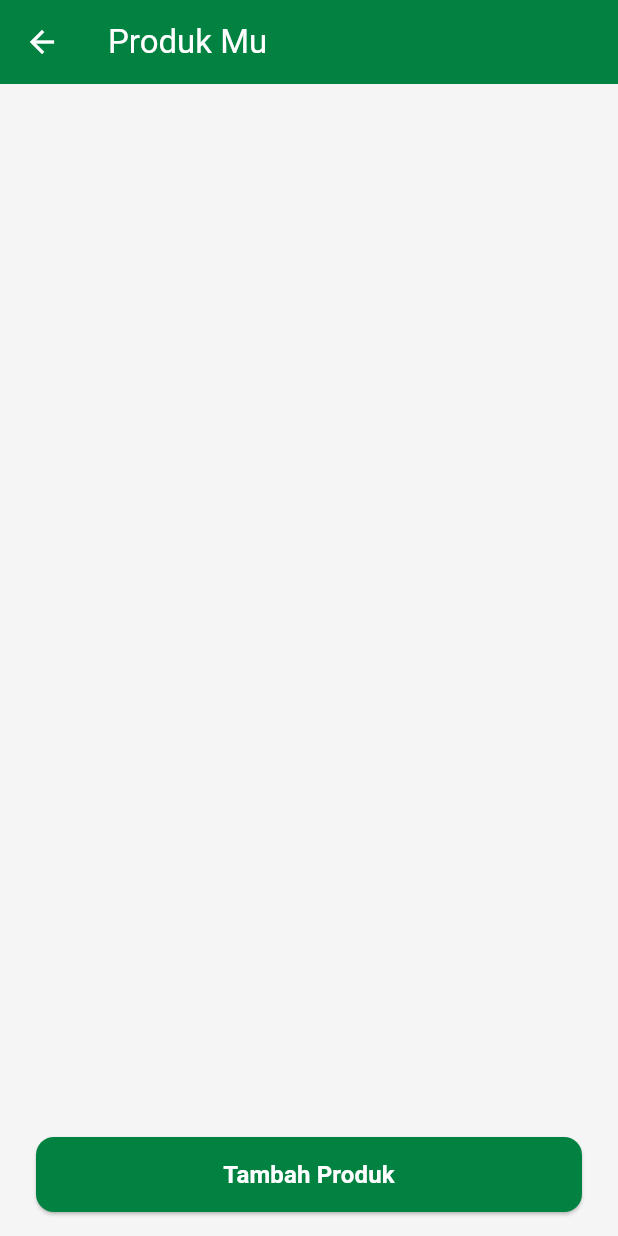
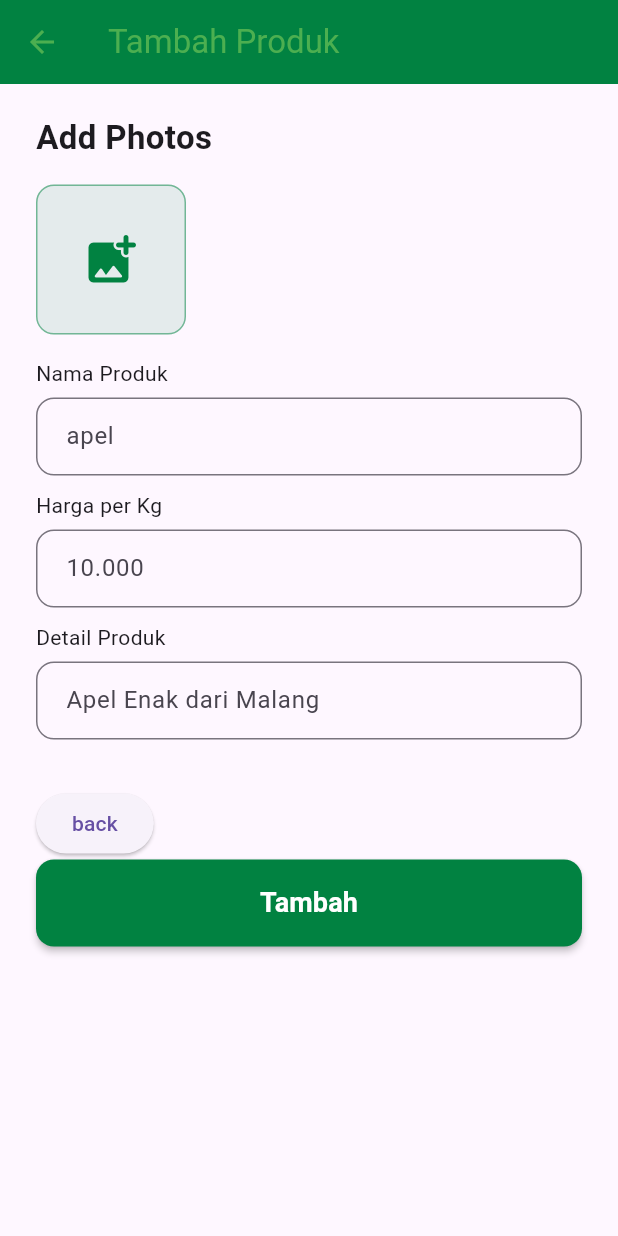
Before and after one commit to ArdhikaRizki/ProjectGemastik, a Flutter app: the View_Catalog screen opened directly, after a tap on "Tambah Produk", on a phone screen of 412 x 824 dp. Run offline on Flutter 3.47's test engine with Material 3 defaults, Android fonts, the phone set to English and light mode, and no system bars; our stand-ins replace carousel_slider, cloud_firestore, firebase_auth, firebase_core, get, image_picker and 1 more; missing offline and left inert: dart:ffi; accounts and stored records are empty.

Commit message:
page tambah catalog petani

```diff
--- a/lib/Routes/route_names.dart
+++ b/lib/Routes/route_names.dart
@@ -3,5 +3,6 @@ class RouteNames {
   static String SignInUp = '/signinup';
   static String product= '/product';
   static String profile= '/profile';
+  static String addCatalog = '/addCatalog';
 
 }
--- a/lib/Routes/route_pages.dart
+++ b/lib/Routes/route_pages.dart
@@ -2,6 +2,7 @@ import 'package:get/get_navigation/get_navigation.dart';
 import 'package:project_gemastik/LoginRegister/View/RegisterView.dart';
 import 'package:project_gemastik/Dashboard/View/ProductPageView.dart';
 import 'package:project_gemastik/Routes/route_names.dart';
+import 'package:project_gemastik/page_petani/add_catalog_petani/addCatalogView.dart';
 import 'package:project_gemastik/profile/view/profile_view.dart';
 
 import '../Dashboard/View/dashboard_view.dart';
@@ -12,5 +13,6 @@ class RoutesPage {
     GetPage(name: RouteNames.home , page: () => DashboardView()),
     GetPage(name: RouteNames.product , page: () => Productpageview()),
     GetPage(name: RouteNames.profile , page: () => ProfileView()),
+    GetPage(name: RouteNames.addCatalog, page: () => addCatalogView())
   ];
 }
--- /dev/null
+++ b/lib/page_petani/add_catalog_petani/addCatalogView.dart
@@ -0,0 +1,226 @@
+import 'dart:io';
+
+import 'package:flutter/cupertino.dart';
+import 'package:flutter/material.dart';
+import 'package:get/get.dart';
+import 'package:get/get_core/src/get_main.dart';
+import 'Add_Catalog_Controller.dart';
+
+
+class addCatalogView extends StatelessWidget {
+  addCatalogView({Key? key}) : super(key: key);
+
+  addCatalogController controller = Get.put(addCatalogController());
+  final nameC = TextEditingController();
+  final descC = TextEditingController();
+  final priceC = TextEditingController();
+
+  @override
+  Widget build(BuildContext context) {
+    // Warna utama yang digunakan di seluruh halaman
+    const Color primaryColor = Color(0xFF018241);
+
+    return Scaffold(
+      // --- AppBar ---
+      appBar: AppBar(
+        backgroundColor: primaryColor,
+        foregroundColor: Colors.green,
+        title: const Text('Tambah Produk'), // Teks 'Profile' sesuai gambar
+        elevation: 0,
+      ),
+      // --- Body ---
+      body: SingleChildScrollView(
+        // Padding untuk seluruh konten
+        padding: const EdgeInsets.symmetric(horizontal: 24.0, vertical: 20.0),
+        child: Column(
+          crossAxisAlignment: CrossAxisAlignment.start,
+          children: [
+            // --- Bagian "Add Photos" ---
+            const Text(
+              'Add Photos',
+              style: TextStyle(
+                fontSize: 22,
+                fontWeight: FontWeight.bold,
+              ),
+            ),
+            const SizedBox(height: 16),
+            // Ikon untuk menambah foto
+            Obx(() => SizedBox(
+              height: 100,
+              child: ListView.builder(
+                scrollDirection: Axis.horizontal,
+                itemCount: controller.selectedImages.length + 1,
+                itemBuilder: (context, index) {
+                  if (index == controller.selectedImages.length) {
+                    // Tombol untuk menambah gambar
+                    return GestureDetector(
+                      onTap: () => _showImageSourceDialog(context, controller),
+                      child: Container(
+                        width: 100,
+                        height: 100,
+                        decoration: BoxDecoration(
+                          color: primaryColor.withOpacity(0.1),
+                          borderRadius: BorderRadius.circular(12),
+                          border: Border.all(color: primaryColor.withOpacity(0.5)),
+                        ),
+                        child: const Icon(
+                          Icons.add_photo_alternate_rounded,
+                          color: primaryColor,
+                          size: 40,
+                        ),
+                      ),
+                    );
+                  }
+                  // Pratinjau gambar yang dipilih
+                  final imageFile = controller.selectedImages[index];
+                  return Container(
+                    width: 100,
+                    height: 100,
+                    margin: const EdgeInsets.only(right: 8.0),
+                    child: Stack(
+                      children: [
+                        ClipRRect(
+                          borderRadius: BorderRadius.circular(12),
+                          child: Image.file(
+                            File(imageFile.path),
+                            width: 100,
+                            height: 100,
+                            fit: BoxFit.cover,
+                          ),
+                        ),
+                        Positioned(
+                          top: 0,
+                          right: 0,
+                          child: GestureDetector(
+                            onTap: () => controller.removeImage(index),
+                            child: Container(
+                              decoration: const BoxDecoration(
+                                color: Colors.black54,
+                                shape: BoxShape.circle,
+                              ),
+                              child: const Icon(Icons.close, color: Colors.white, size: 18),
+                            ),
+                          ),
+                        ),
+                      ],
+                    ),
+                  );
+                },
+              ),
+            )),
+            const SizedBox(height: 16),
+            Text("Nama Produk"),
+            const SizedBox(height: 6),
+            // --- Form Input ---
+            // TextField untuk Nama Produk
+            TextField(
+              controller: nameC,
+              decoration: InputDecoration(
+                hintText: 'apel',
+                border: OutlineInputBorder(
+                  borderRadius: BorderRadius.circular(12),
+                ),
+                contentPadding: const EdgeInsets.symmetric(
+                    horizontal: 16, vertical: 14),
+              ),
+            ),
+            const SizedBox(height: 10),
+            const Text("Harga per Kg"),
+            const SizedBox(height: 6),
+            // TextField untuk Lokasi
+            TextField(
+              controller: priceC,
+              keyboardType: TextInputType.number,
+              decoration: InputDecoration(
+                hintText: '10.000',
+                border: OutlineInputBorder(
+                  borderRadius: BorderRadius.circular(12),
+                ),
+                contentPadding: const EdgeInsets.symmetric(
+                    horizontal: 16, vertical: 14),
+              ),
+            ),
+            const SizedBox(height: 10),
+            const Text("Detail Produk"),
+            // TextField untuk Deskripsi
+            const SizedBox(height: 6),
+            TextField(
+              controller: descC,
+              decoration: InputDecoration(
+                hintText: 'Apel Enak dari Malang',
+                border: OutlineInputBorder(
+                  borderRadius: BorderRadius.circular(12),
+                ),
+                contentPadding: const EdgeInsets.symmetric(
+                    horizontal: 16, vertical: 14),
+              ),
+            ),
+            const SizedBox(height: 32),
+            ElevatedButton(onPressed: (){Get.back();}, child: Text("back")),
+            // --- Tombol Submit ---
+            SizedBox(
+              width: double.infinity,
+              child: ElevatedButton(
+                onPressed: () async {
+                  final imageUrls = await controller.uploadImages();
+                  controller.addProductToFirestore(
+                    name: nameC.text,
+                    desc: descC.text,
+                    price: priceC.text,
+                    imageUrls: imageUrls,
+                  );
+                  Get.back();
+                },
+                style: ElevatedButton.styleFrom(
+                  backgroundColor: primaryColor,
+                  foregroundColor: Colors.white,
+                  padding: const EdgeInsets.symmetric(vertical: 16),
+                  shape: RoundedRectangleBorder(
+                    borderRadius: BorderRadius.circular(12),
+                  ),
+                  elevation: 2,
+                ),
+                child: const Text(
+                  'Tambah',
+                  style: TextStyle(
+                    fontSize: 18,
+                    fontWeight: FontWeight.bold,
+                  ),
+                ),
+              ),
+            ),
+          ],
+        ),
+      ),
+    );
+  }
+  Future<void> _showImageSourceDialog(BuildContext context, addCatalogController controller) async {
+    await showDialog(
+      context: context,
+      builder: (context) => AlertDialog(
+        title: const Text("Pilih Sumber Gambar"),
+        content: Column(
+          mainAxisSize: MainAxisSize.min,
+          children: [
+            ListTile(
+              leading: const Icon(Icons.photo_library),
+              title: const Text("Galeri (Pilih Banyak)"),
+              onTap: () {
+                Navigator.of(context).pop();
+                controller.pickMultiImageFromGallery();
+              },
+            ),
+            ListTile(
+              leading: const Icon(Icons.camera_alt),
+              title: const Text("Kamera (Pilih Satu)"),
+              onTap: () {
+                Navigator.of(context).pop();
+                controller.pickSingleImageFromCamera();
+              },
+            ),
+          ],
+        ),
+      ),
+    );
+  }
+}
--- a/lib/page_petani/catalog_petani/Controller_Catalog.dart
+++ b/lib/page_petani/catalog_petani/Controller_Catalog.dart
@@ -17,6 +17,7 @@ class Controller_Catalog extends GetxController {
 
   // Fungsi untuk mengambil data katalog
   void fetchCatalog() async {
+    print("Mengambil data katalog");
     try {
       isLoading.value = true;
       QuerySnapshot querySnapshot = await catalog.get();
--- a/lib/page_petani/catalog_petani/Model_Catalog.dart
+++ b/lib/page_petani/catalog_petani/Model_Catalog.dart
@@ -16,6 +16,7 @@ class Model_Catalog {
     required this.desc,
     required this.harga, // Nama field diubah menjadi harga
   });
+
 
   // Factory constructor yang sudah diperbaiki dan lebih aman
   factory Model_Catalog.fromSnapshot(DocumentSnapshot doc) {
--- a/lib/page_petani/catalog_petani/View_Catalog.dart
+++ b/lib/page_petani/catalog_petani/View_Catalog.dart
@@ -108,6 +108,7 @@ class View_Catalog extends StatelessWidget {
         color: const Color(0xFFF5F5F5), // Warna sama dengan background body
         child: ElevatedButton(
           onPressed: () {
+            Get.toNamed('/addCatalog');
             // Logika untuk menambah produk
           },
           style: ElevatedButton.styleFrom(
```
Also changed, not shown: lib/page_petani/add_catalog_petani/Add_Catalog_Controller.dart (added, +158 -0 lines).
